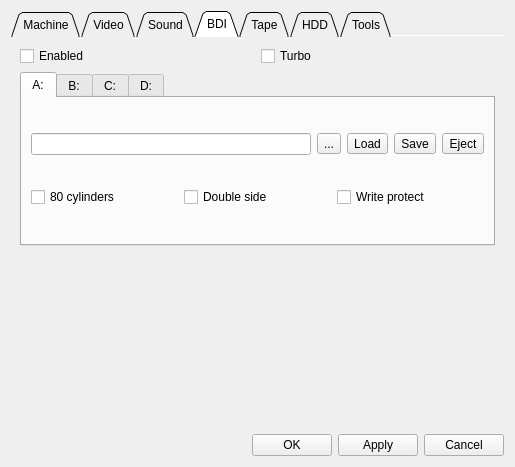
First picture: the form in ui/setupwin.ui, repository samstyle/Xpeccy, before the edit.
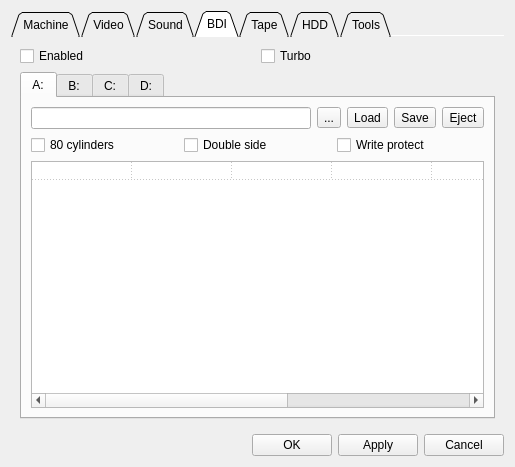
Second picture: the form after the edit. The open tabs and pages were chosen to show the change. Icons and pictures are not drawn.

Patch:
```diff
--- a/ui/setupwin.ui
+++ b/ui/setupwin.ui
@@ -1096,6 +1096,79 @@
                </item>
               </layout>
              </item>
+             <item>
+              <widget class="QTableWidget" name="disklista">
+               <property name="editTriggers">
+                <set>QAbstractItemView::NoEditTriggers</set>
+               </property>
+               <property name="selectionMode">
+                <enum>QAbstractItemView::SingleSelection</enum>
+               </property>
+               <property name="selectionBehavior">
+                <enum>QAbstractItemView::SelectRows</enum>
+               </property>
+               <property name="gridStyle">
+                <enum>Qt::DotLine</enum>
+               </property>
+               <property name="rowCount">
+                <number>1</number>
+               </property>
+               <property name="columnCount">
+                <number>7</number>
+               </property>
+               <attribute name="horizontalHeaderVisible">
+                <bool>false</bool>
+               </attribute>
+               <attribute name="horizontalHeaderDefaultSectionSize">
+                <number>100</number>
+               </attribute>
+               <attribute name="horizontalHeaderStretchLastSection">
+                <bool>true</bool>
+               </attribute>
+               <attribute name="verticalHeaderVisible">
+                <bool>false</bool>
+               </attribute>
+               <attribute name="verticalHeaderDefaultSectionSize">
+                <number>17</number>
+               </attribute>
+               <row/>
+               <column>
+                <property name="text">
+                 <string>Name</string>
+                </property>
+               </column>
+               <column>
+                <property name="text">
+                 <string>Ext</string>
+                </property>
+               </column>
+               <column>
+                <property name="text">
+                 <string>Start</string>
+                </property>
+               </column>
+               <column>
+                <property name="text">
+                 <string>Length</string>
+                </property>
+               </column>
+               <column>
+                <property name="text">
+                 <string>SecLen</string>
+                </property>
+               </column>
+               <column>
+                <property name="text">
+                 <string>Trk</string>
+                </property>
+               </column>
+               <column>
+                <property name="text">
+                 <string>Sec</string>
+                </property>
+               </column>
+              </widget>
+             </item>
             </layout>
            </widget>
            <widget class="QWidget" name="tabb">
@@ -1349,19 +1422,6 @@
            </widget>
           </widget>
          </item>
-         <item>
-          <spacer name="verticalSpacer_3">
-           <property name="orientation">
-            <enum>Qt::Vertical</enum>
-           </property>
-           <property name="sizeHint" stdset="0">
-            <size>
-             <width>20</width>
-             <height>151</height>
-            </size>
-           </property>
-          </spacer>
-         </item>
         </layout>
        </widget>
        <widget class="QWidget" name="tab5">
```
Left out of the diff: 198 changed lines with no effect on the pictures.
